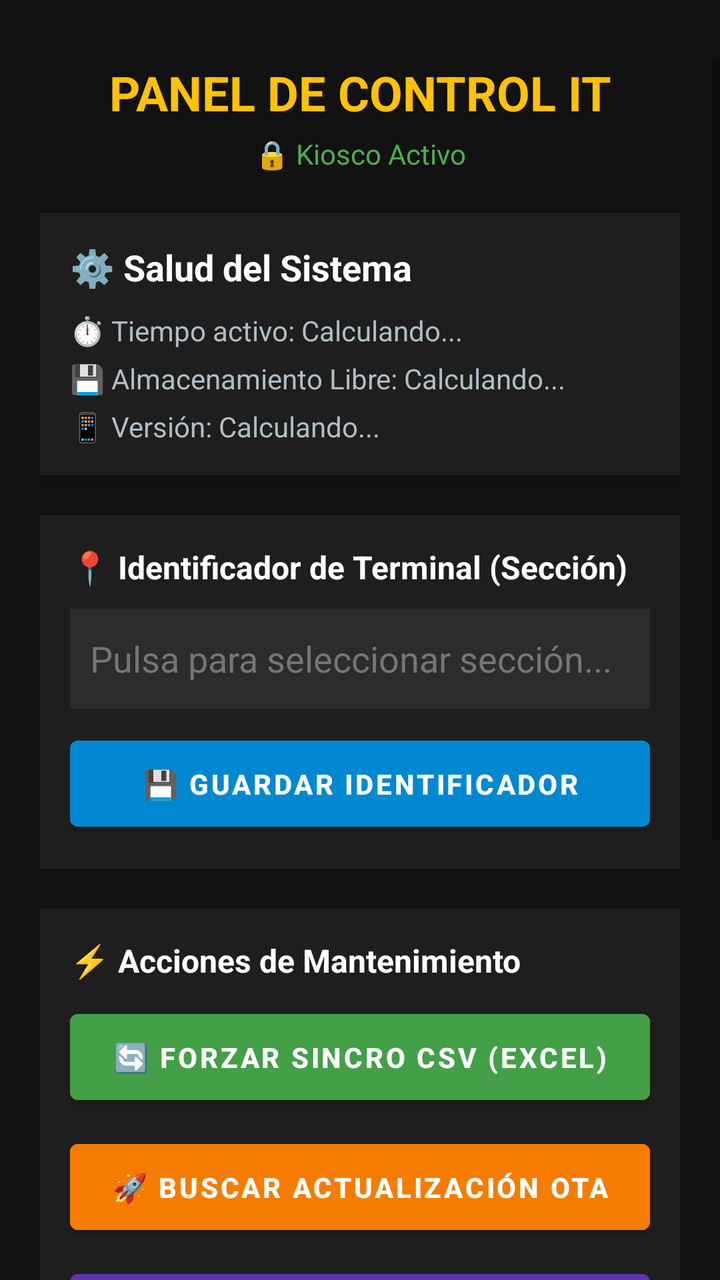
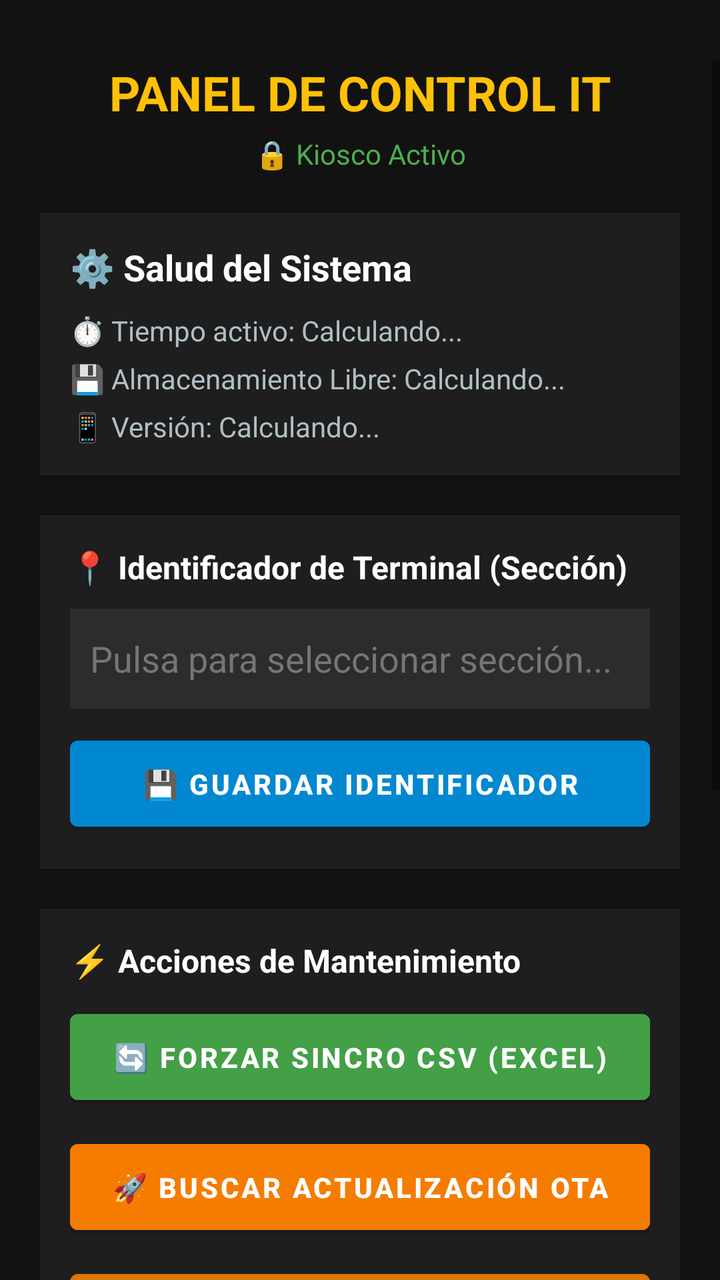

Screens rendered from an Android XML layout before and after an edit, with the pre-edit source and the edit as a unified diff.
<!-- AndroidManifest.xml: application theme Theme.LauncherKioscoTGT -->
<!-- res/layout/activity_it.xml -->
<?xml version="1.0" encoding="utf-8"?>
<ScrollView xmlns:android="http://schemas.android.com/apk/res/android"
    android:layout_width="match_parent"
    android:layout_height="match_parent"
    android:background="#121212"
    android:clipToPadding="false"
    android:paddingTop="30dp"
    android:paddingBottom="40dp">

    <LinearLayout
        android:layout_width="match_parent"
        android:layout_height="wrap_content"
        android:orientation="vertical"
        android:paddingLeft="20dp"
        android:paddingRight="20dp">

        
        <TextView
            android:layout_width="match_parent"
            android:layout_height="wrap_content"
            android:text="PANEL DE CONTROL IT"
            android:textColor="#FFC107"
            android:textSize="24sp"
            android:textStyle="bold"
            android:gravity="center"
            android:layout_marginBottom="5dp"/>

        <TextView
            android:id="@+id/tvEstadoKiosco"
            android:layout_width="match_parent"
            android:layout_height="wrap_content"
            android:text="🔒 Kiosco Activo"
            android:textColor="#4CAF50"
            android:textSize="14sp"
            android:gravity="center"
            android:layout_marginBottom="20dp"/>

        
        <LinearLayout
            android:layout_width="match_parent"
            android:layout_height="wrap_content"
            android:orientation="vertical"
            android:background="#1E1E1E"
            android:padding="15dp"
            android:layout_marginBottom="20dp"
            android:elevation="4dp">

            <TextView
                android:layout_width="match_parent"
                android:layout_height="wrap_content"
                android:text="⚙️ Salud del Sistema"
                android:textColor="#FFFFFF"
                android:textSize="18sp"
                android:textStyle="bold"
                android:layout_marginBottom="10dp"/>

            <TextView
                android:id="@+id/tvTelemetriaUptime"
                android:layout_width="match_parent"
                android:layout_height="wrap_content"
                android:text="⏱️ Tiempo activo: Calculando..."
                android:textColor="#B0BEC5"
                android:layout_marginBottom="5dp"/>

            <TextView
                android:id="@+id/tvTelemetriaAlmacenamiento"
                android:layout_width="match_parent"
                android:layout_height="wrap_content"
                android:text="💾 Almacenamiento Libre: Calculando..."
                android:textColor="#B0BEC5"
                android:layout_marginBottom="5dp"/>

            <TextView
                android:id="@+id/tvVersionApp"
                android:layout_width="match_parent"
                android:layout_height="wrap_content"
                android:text="📱 Versión: Calculando..."
                android:textColor="#B0BEC5"/>
        </LinearLayout>

        
        <LinearLayout
            android:layout_width="match_parent"
            android:layout_height="wrap_content"
            android:orientation="vertical"
            android:background="#1E1E1E"
            android:padding="15dp"
            android:layout_marginBottom="20dp">

            <TextView
                android:layout_width="match_parent"
                android:layout_height="wrap_content"
                android:text="📍 Identificador de Terminal (Sección)"
                android:textColor="#FFFFFF"
                android:textSize="16sp"
                android:textStyle="bold"
                android:layout_marginBottom="10dp"/>

            
            <AutoCompleteTextView
                android:id="@+id/etUbicacion"
                android:layout_width="match_parent"
                android:layout_height="50dp"
                android:background="#2C2C2C"
                android:textColor="#FFFFFF"
                android:padding="10dp"
                android:hint="Pulsa para seleccionar sección..."
                android:textColorHint="#757575"
                android:focusable="false"
                android:focusableInTouchMode="false"
                android:clickable="true"
                android:cursorVisible="false"
                android:layout_marginBottom="10dp"/>

            <Button
                android:id="@+id/btnGuardarConfig"
                android:layout_width="match_parent"
                android:layout_height="55dp"
                android:text="💾 GUARDAR IDENTIFICADOR"
                android:backgroundTint="#0288D1"
                android:textColor="#FFFFFF"
                android:textStyle="bold"/>
        </LinearLayout>

        
        <LinearLayout
            android:layout_width="match_parent"
            android:layout_height="wrap_content"
            android:orientation="vertical"
            android:background="#1E1E1E"
            android:padding="15dp"
            android:layout_marginBottom="20dp">

            <TextView
                android:layout_width="match_parent"
                android:layout_height="wrap_content"
                android:text="⚡ Acciones de Mantenimiento"
                android:textColor="#FFFFFF"
                android:textSize="16sp"
                android:textStyle="bold"
                android:layout_marginBottom="10dp"/>

            <Button
                android:id="@+id/btnTestSincro"
                android:layout_width="match_parent"
                android:layout_height="55dp"
                android:text="🔄 FORZAR SINCRO CSV (EXCEL)"
                android:backgroundTint="#43A047"
                android:textColor="#FFFFFF"
                android:textStyle="bold"
                android:layout_marginBottom="10dp"/>

            <Button
                android:id="@+id/btnForzarOTA"
                android:layout_width="match_parent"
                android:layout_height="55dp"
                android:text="🚀 BUSCAR ACTUALIZACIÓN OTA"
                android:backgroundTint="#F57C00"
                android:textColor="#FFFFFF"
                android:textStyle="bold"
                android:layout_marginBottom="10dp"/>

            <Button
                android:id="@+id/btnVerLogsIt"
                android:layout_width="match_parent"
                android:layout_height="55dp"
                android:text="📋 VER REGISTROS (LOGS PERSISTENTES)"
                android:backgroundTint="#5E35B1"
                android:textColor="#FFFFFF"
                android:textStyle="bold"/>
        </LinearLayout>

        
        <Button
            android:id="@+id/btnAbrirAjustesAndroid"
            android:layout_width="match_parent"
            android:layout_height="55dp"
            android:text="⚙️ ABRIR AJUSTES DE ANDROID"
            android:backgroundTint="#424242"
            android:textColor="#FFFFFF"
            android:layout_marginBottom="10dp"/>

        <Button
            android:id="@+id/btnCerrarPanelIT"
            android:layout_width="match_parent"
            android:layout_height="55dp"
            android:text="❌ CERRAR PANEL IT"
            android:backgroundTint="#C8102E"
            android:textColor="#FFFFFF"
            android:textStyle="bold"
            android:layout_marginBottom="30dp"/>

        
        <TextView
            android:layout_width="match_parent"
            android:layout_height="wrap_content"
            android:text="Terminal Operations\nDiseñado y desarrollado por Marco Carpi\nMADECEM"
            android:textColor="#757575"
            android:textSize="12sp"
            android:gravity="center"
            android:textStyle="italic"
            android:layout_marginBottom="20dp"/>

    </LinearLayout>
</ScrollView>
<!-- resources referenced by this layout -->
<resources>
  <style name="Theme.LauncherKioscoTGT" parent="Theme.MaterialComponents.Light.NoActionBar">
          
          <item name="colorPrimary">#C8102E</item>
          <item name="colorPrimaryVariant">#990C23</item>
          <item name="colorOnPrimary">#FFFFFF</item>
  
          <item name="colorSecondary">#03DAC6</item>
          <item name="colorSecondaryVariant">#018786</item>
          <item name="colorOnSecondary">#000000</item>
  
          <item name="android:statusBarColor">#F8F9FA</item>
          <item name="android:windowLightStatusBar">true</item>
      </style>
</resources>

<!-- the commit's change to res/layout/activity_it.xml (unified diff, before → after) -->
@@ -160,6 +160,17 @@
                 android:textStyle="bold"
                 android:layout_marginBottom="10dp"/>
 
+            
+            <Button
+                android:id="@+id/btnPurgarApks"
+                android:layout_width="match_parent"
+                android:layout_height="55dp"
+                android:text="🧹 PURGAR APKs RESIDUALES"
+                android:backgroundTint="#D97706"
+                android:textColor="#FFFFFF"
+                android:textStyle="bold"
+                android:layout_marginBottom="10dp"/>
+
             <Button
                 android:id="@+id/btnVerLogsIt"
                 android:layout_width="match_parent"
